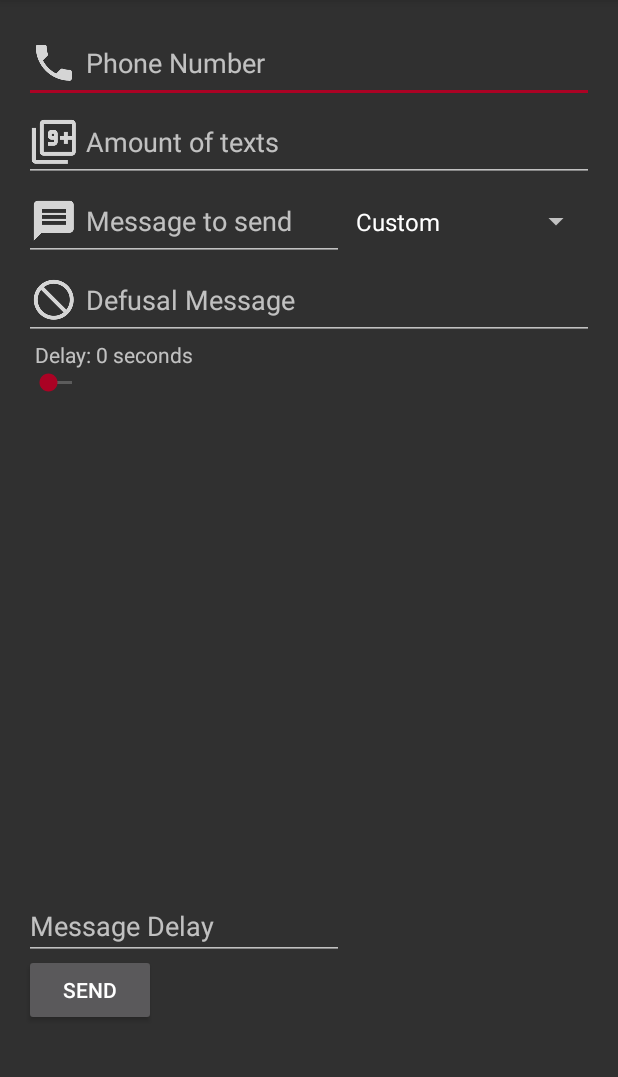
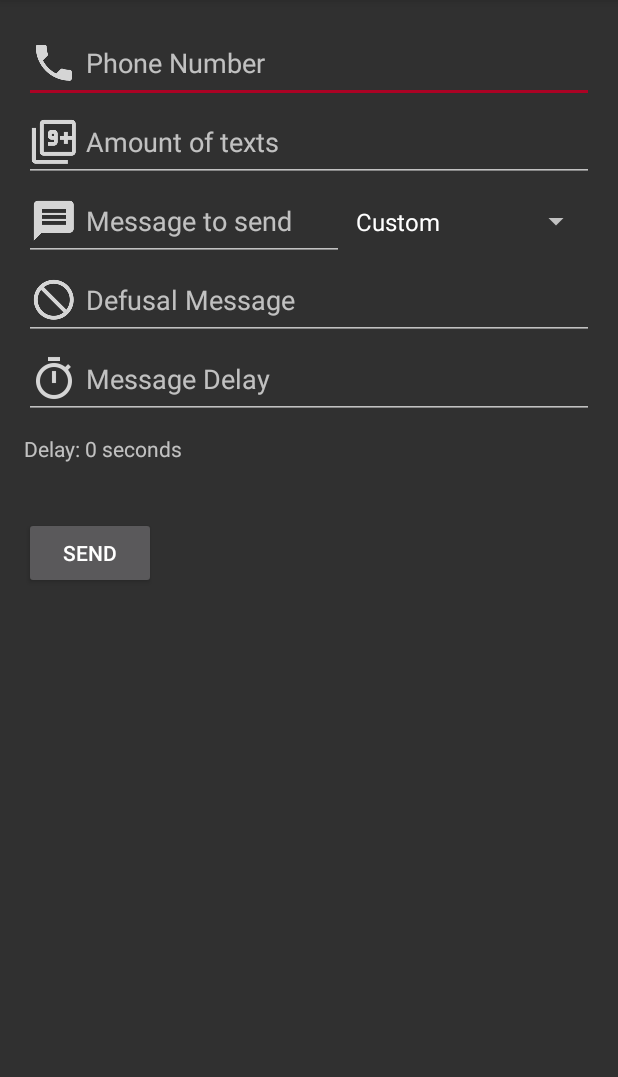
Before and after one commit to wethegreenpeople/TextBomb, an Android app: the screen it shows after launch (MainActivity), after a tap on "Delay: 0 seconds", on a phone screen of 412 x 824 dp, the part 84-1161 px from its top. Run offline under Robolectric (Android 15) with nearby library versions, the phone set to English and light mode, and no system bars; libraries missing offline, so code that uses them is left out: com.joanzapata.iconify.

Commit message:
EVEN MORE THEMEING

```diff
--- a/app/src/main/java/xyz/uraqt/apps/textbomb/MainActivity.java
+++ b/app/src/main/java/xyz/uraqt/apps/textbomb/MainActivity.java
@@ -63,7 +63,17 @@ public class MainActivity extends AppCompatActivity {
 
         String phoneNumber = ((EditText) findViewById(R.id.editTextPhoneNumber)).getText().toString();
         int bombAmount = Integer.parseInt(((EditText) findViewById(R.id.editTextAmountOfTexts)).getText().toString());
-        int delayAmount = ((SeekBar) findViewById(R.id.seekBarMessageDelay)).getProgress();
+        int delayAmount = 0;
+        // Getting the delay amount from either the seeker or edittext depending on whats active
+        if (((SeekBar) findViewById(R.id.seekBarMessageDelay)).getVisibility() == View.VISIBLE)
+        {
+            delayAmount = ((SeekBar) findViewById(R.id.seekBarMessageDelay)).getProgress();
+        }
+        else if (((SeekBar) findViewById(R.id.seekBarMessageDelay)).getVisibility() != View.VISIBLE)
+        {
+            delayAmount =  Integer.parseInt(((EditText) findViewById(R.id.editTextMessageDelay)).getText().toString());
+        }
+
         String messageToSend = ((EditText) findViewById(R.id.editTextMessageToSend)).getText().toString();
         bombDefuse = ((EditText) findViewById(R.id.editTextStopMessage)).getText().toString();
 
@@ -278,7 +288,17 @@ public class MainActivity extends AppCompatActivity {
             @Override
             public void onClick(View v) {
                 EditText editText = (EditText) findViewById(R.id.editTextMessageDelay);
-                editText.setVisibility(View.VISIBLE);
+                SeekBar seek = (SeekBar) findViewById(R.id.seekBarMessageDelay);
+                if (editText.getVisibility() == View.GONE)
+                {
+                    editText.setVisibility(View.VISIBLE);
+                    seek.setVisibility(View.GONE);
+                }
+                else if (editText.getVisibility() == View.VISIBLE)
+                {
+                    editText.setVisibility(View.GONE);
+                    seek.setVisibility(View.VISIBLE);
+                }
             }
         });
     }
--- a/app/src/main/res/layout/activity_main.xml
+++ b/app/src/main/res/layout/activity_main.xml
@@ -1,5 +1,6 @@
 <?xml version="1.0" encoding="utf-8"?>
 <RelativeLayout xmlns:android="http://schemas.android.com/apk/res/android"
+    xmlns:app="http://schemas.android.com/apk/res-auto"
     xmlns:tools="http://schemas.android.com/tools"
     android:id="@+id/activity_main"
     android:layout_width="match_parent"
@@ -11,19 +12,6 @@
     tools:context="xyz.uraqt.apps.textbomb.MainActivity"
     android:orientation="vertical"
     android:animateLayoutChanges="true">
-
-    <Button
-        android:id="@+id/buttonStop"
-        android:layout_width="wrap_content"
-        android:layout_height="wrap_content"
-        android:layout_alignParentStart="true"
-        android:layout_below="@+id/seekBarMessageDelay"
-        android:layout_marginTop="14dp"
-        android:elevation="0dp"
-        android:enabled="true"
-        android:onClick="PressStop"
-        android:text="@string/buttonStop"
-        android:visibility="gone" />
 
     <EditText
         android:id="@+id/editTextPhoneNumber"
@@ -55,17 +43,6 @@
         android:drawableLeft="@drawable/amount_image"
         android:drawablePadding="5dp" />
 
-    <Button
-        android:id="@+id/buttonSend"
-        android:layout_width="wrap_content"
-        android:layout_height="wrap_content"
-        android:elevation="0dp"
-        android:onClick="PressSend"
-        android:text="@string/buttonSend"
-        android:layout_alignParentBottom="true"
-        android:layout_alignParentStart="true"
-        android:layout_marginBottom="68dp" />
-
     <EditText
         android:id="@+id/editTextMessageToSend"
         android:layout_width="wrap_content"
@@ -78,61 +55,94 @@
         android:hint="@string/messageToSend"
         android:inputType="textPersonName"
         android:selectAllOnFocus="true"
-        android:singleLine="true" />
+        android:singleLine="true"
+        android:visibility="visible" />
+
+    <Spinner
+        android:id="@+id/spinnerMessageToSend"
+        android:layout_width="wrap_content"
+        android:layout_height="wrap_content"
+        android:layout_above="@+id/editTextStopMessage"
+        android:layout_below="@+id/editTextAmountOfTexts"
+        android:layout_toRightOf="@id/editTextMessageToSend"
+        android:duplicateParentState="false"
+        android:entries="@array/sendMessageChoice"
+        android:gravity="fill_horizontal" />
+
+    <EditText
+        android:id="@+id/editTextStopMessage"
+        android:layout_width="wrap_content"
+        android:layout_height="wrap_content"
+        android:layout_alignParentEnd="true"
+        android:layout_alignParentStart="true"
+        android:layout_below="@+id/editTextMessageToSend"
+        android:drawableLeft="@drawable/stop_image"
+        android:drawablePadding="5dp"
+        android:ems="10"
+        android:hint="@string/editTextStopMessage"
+        android:inputType="textPersonName"
+        android:maxLines="1"
+        android:selectAllOnFocus="true" />
 
     <TextView
         android:id="@+id/textViewDelayLength"
         android:layout_width="wrap_content"
         android:layout_height="wrap_content"
-        android:text="Delay: 0 seconds"
-        android:layout_marginLeft="7dp"
-        android:layout_below="@+id/editTextStopMessage"
-        android:layout_alignParentStart="true" />
+        android:text="@string/delayLength"
+        android:layout_alignWithParentIfMissing="true"
+        android:layout_alignParentLeft="true"
+        android:layout_below="@+id/editTextMessageDelay"
+        android:layout_alignParentStart="true"
+        android:layout_alignParentEnd="true"
+        android:layout_marginTop="10dp"/>
 
     <SeekBar
         android:id="@+id/seekBarMessageDelay"
         android:layout_width="wrap_content"
         android:layout_height="wrap_content"
-        android:max="600"
+        android:layout_alignParentEnd="true"
+        android:layout_alignParentLeft="true"
+        android:layout_alignParentStart="true"
+        android:layout_below="@+id/textViewDelayLength"
+        android:max="30"
         android:progress="0"
-        android:visibility="visible"
-        android:layout_below="@+id/textViewDelayLength"
-        android:layout_toEndOf="@+id/buttonStop" />
-
-    <EditText
-        android:id="@+id/editTextStopMessage"
-        android:layout_width="wrap_content"
-        android:layout_height="wrap_content"
-        android:ems="10"
-        android:hint="@string/editTextStopMessage"
-        android:inputType="textPersonName"
-        android:selectAllOnFocus="true"
-        android:maxLines="1"
-        android:drawableLeft="@drawable/stop_image"
-        android:drawablePadding="5dp"
-        android:layout_below="@+id/editTextMessageToSend"
-        android:layout_alignParentStart="true"
-        android:layout_alignParentEnd="true" />
-
-    <Spinner
-        android:id="@+id/spinnerMessageToSend"
-        android:layout_width="wrap_content"
-        android:layout_height="wrap_content"
-        android:entries="@array/sendMessageChoice"
-        android:layout_below="@+id/editTextAmountOfTexts"
-        android:layout_toEndOf="@+id/editTextMessageToSend"
-        android:layout_alignBottom="@+id/editTextMessageToSend" />
+        android:visibility="visible" />
 
     <EditText
         android:id="@+id/editTextMessageDelay"
         android:layout_width="wrap_content"
         android:layout_height="wrap_content"
+        android:layout_alignParentEnd="true"
+        android:layout_alignParentStart="true"
+        android:layout_below="@+id/editTextStopMessage"
         android:ems="10"
         android:hint="Message Delay"
         android:inputType="number"
+        android:visibility="gone"
+        android:drawableLeft="@drawable/delay_image"
+        android:drawablePadding="5dp" />
+
+    <Button
+        android:id="@+id/buttonSend"
+        android:layout_width="wrap_content"
+        android:layout_height="wrap_content"
+        android:elevation="0dp"
+        android:onClick="PressSend"
+        android:text="@string/buttonSend"
         android:visibility="visible"
-        android:layout_alignBottom="@+id/buttonSend"
-        android:layout_alignParentStart="true"
-        android:layout_marginBottom="44dp" />
+        android:layout_below="@+id/seekBarMessageDelay"
+        android:layout_marginTop="36dp" />
+
+    <Button
+        android:id="@+id/buttonStop"
+        android:layout_width="wrap_content"
+        android:layout_height="wrap_content"
+        android:elevation="0dp"
+        android:enabled="true"
+        android:onClick="PressStop"
+        android:text="@string/buttonStop"
+        android:visibility="gone"
+        android:layout_below="@+id/seekBarMessageDelay"
+        android:layout_marginTop="36dp" />
 
 </RelativeLayout>
--- a/app/src/main/res/values/strings.xml
+++ b/app/src/main/res/values/strings.xml
@@ -6,6 +6,7 @@
     <string name="messageToSend">Message to send</string>
     <string name="editTextStopMessage">Defusal Message</string>
     <string name="buttonStop">Stop</string>
+    <string name="delayLength">Delay: 0 seconds</string>
 
     <string-array name="sendMessageChoice">
         <item>Custom</item>
```
Also changed, not shown: app/src/main/res/drawable-hdpi/cherrybomb.png (added), app/src/main/res/drawable-hdpi/delay_image.png (added), app/src/main/res/drawable-mdpi/delay_image.png (added), app/src/main/res/drawable-xhdpi/delay_image.png (added), app/src/main/res/drawable-xxhdpi/cherrybomb.png (added), app/src/main/res/drawable-xxhdpi/delay_image.png (added).
